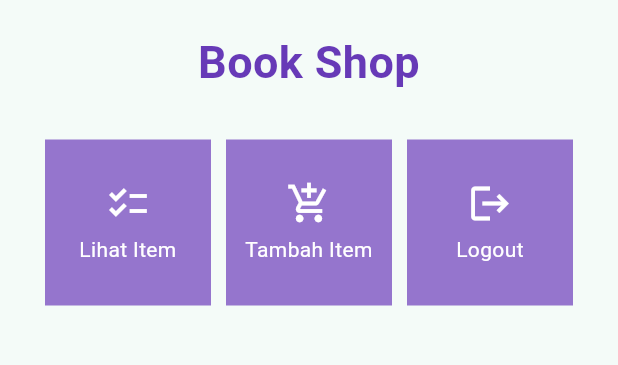
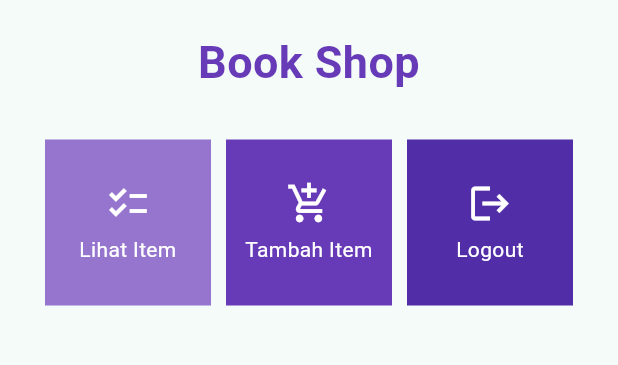
Before and after one commit to Nya2k/book-catalog-mobile, a Flutter app: the screen it shows after launch, on a phone screen of 412 x 824 dp, the part 84-449 px from its top. Run offline on Flutter 3.47's test engine with Material 2 defaults, Android fonts, the phone set to English and light mode, and no system bars.

Commit message:
tugas 7 bonus

```diff
--- a/lib/menu.dart
+++ b/lib/menu.dart
@@ -3,17 +3,18 @@ import 'package:flutter/material.dart';
 class BookItem {
   final String name;
   final IconData icon;
+  final Color color;
 
-  BookItem(this.name, this.icon);
+  BookItem(this.name, this.icon, this.color);
 }
 
 class MyHomePage extends StatelessWidget {
     MyHomePage({Key? key}) : super(key: key);
 
     final List<BookItem> items = [
-      BookItem("Lihat Item", Icons.checklist),
-      BookItem("Tambah Item", Icons.add_shopping_cart),
-      BookItem("Logout", Icons.logout),
+      BookItem("Lihat Item", Icons.checklist, Colors.deepPurple.shade300),
+      BookItem("Tambah Item", Icons.add_shopping_cart, Colors.deepPurple),
+      BookItem("Logout", Icons.logout, Colors.deepPurple.shade700),
   ];
 
     @override
@@ -78,7 +79,7 @@ class BookCard extends StatelessWidget {
   @override
   Widget build(BuildContext context) {
     return Material(
-      color: Colors.deepPurple.shade300,
+      color: item.color,
       child: InkWell(
         // Area responsive terhadap sentuhan
         onTap: () {
```
